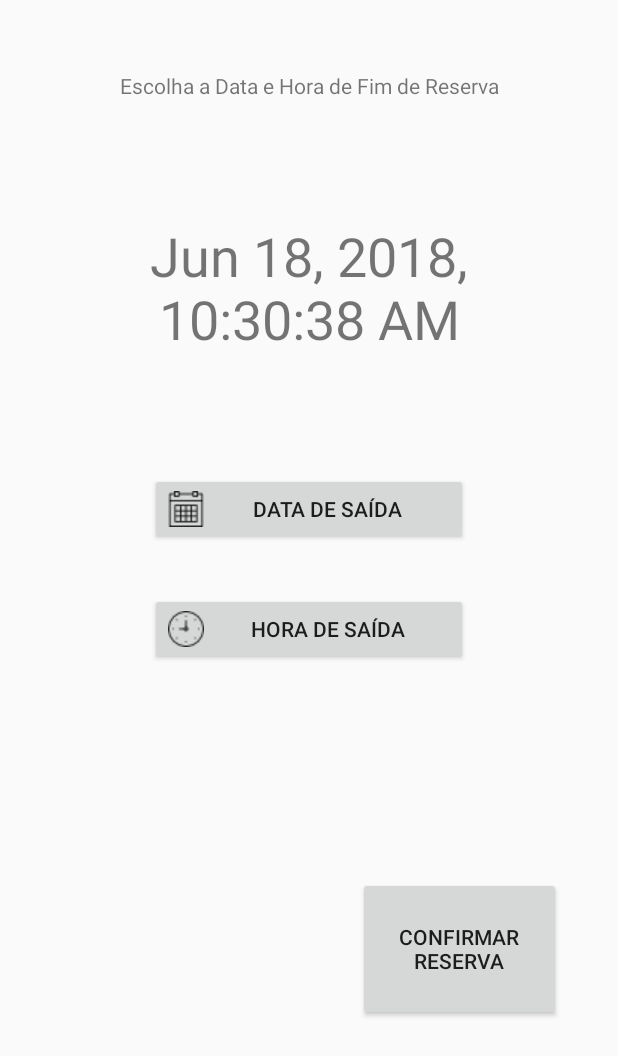
After one commit to gfteixeira/Parkify2, an Android app: the OrderDateTimeExit screen opened directly, with no data from a screen before it, on a phone screen of 412 x 824 dp. The commit adds this screen. Shown: the top 1056 px of the screen. Run offline under Robolectric (Android 15) with nearby library versions, the phone set to English and light mode, and no system bars; our stand-ins replace Room's generated code; 1 statement that could not run was skipped.

Commit message:
Order added to DB

```diff
--- a/app/src/main/AndroidManifest.xml
+++ b/app/src/main/AndroidManifest.xml
@@ -14,7 +14,7 @@
         android:label="@string/app_name"
         android:roundIcon="@mipmap/ic_launcher_round"
         android:supportsRtl="true"
-        android:theme="@style/Theme.AppCompat.Light.NoActionBar" >
+        android:theme="@style/Theme.AppCompat.Light.NoActionBar">
         <activity android:name=".MainActivity">
             <intent-filter>
                 <action android:name="android.intent.action.MAIN" />
@@ -78,6 +78,10 @@
                 android:name="android.support.PARENT_ACTIVITY"
                 android:value="com.parkify.HourBeginOrderActivity" />
         </activity>
+        <activity android:name=".OrderDateTime" />
+
+        <activity android:name=".OrderDateTimeExit" />
     </application>
 
+
 </manifest>
--- a/app/src/main/java/com/parkify/AppDatabase.java
+++ b/app/src/main/java/com/parkify/AppDatabase.java
@@ -5,12 +5,15 @@ import android.arch.persistence.room.Room;
 import android.arch.persistence.room.RoomDatabase;
 import android.content.Context;
 
-@Database(entities = {User.class}, version = 1)
+@Database(entities = {User.class, Order.class}, version = 1)
 public abstract class AppDatabase extends RoomDatabase {
 
     private static AppDatabase INSTANCE;
 
     public abstract UserDao userDao();
+
+    public abstract OrderDao orderDao();
+
 
     public static AppDatabase getAppDatabase(Context context) {
         if (INSTANCE == null) {
--- a/app/src/main/java/com/parkify/OrderDao.java
+++ b/app/src/main/java/com/parkify/OrderDao.java
@@ -25,10 +25,18 @@ public interface OrderDao {
     int countOrders();
 
     @Query("SELECT * FROM `order` where user LIKE  :userName and beginTime >= :thisHour")
-    List<Order> findNewByName(String userName, Date thisDate, Time thisHour);
+    List<Order> findNewByName(String userName, int thisHour);
+/*
+    List<Order> findNewByName(String userName, Date thisDate, int thisHour);
+*/
+
 
     @Query("SELECT * FROM `order` where user LIKE  :userName and beginTime <= :thisHour")
-    List<Order> findOldByName(String userName, Date thisDate, Time thisHour);
+    List<Order> findOldByName(String userName, int thisHour);
+/*
+    List<Order> findOldByName(String userName, Date thisDate, int thisHour);
+*/
+
 
     @Insert
     void insert(Order order);
--- /dev/null
+++ b/app/src/main/java/com/parkify/OrderDateTimeExit.java
@@ -0,0 +1,122 @@
+package com.parkify;
+
+import android.app.DatePickerDialog;
+import android.app.TimePickerDialog;
+import android.content.Intent;
+import android.support.v7.app.AppCompatActivity;
+import android.os.Bundle;
+import android.view.View;
+import android.widget.Button;
+import android.widget.DatePicker;
+import android.widget.ListView;
+import android.widget.TextView;
+import android.widget.TimePicker;
+
+import java.text.DateFormat;
+import java.util.Calendar;
+import java.util.Date;
+import java.util.GregorianCalendar;
+
+public class OrderDateTimeExit extends AppCompatActivity {
+
+    DateFormat formatDateTime = DateFormat.getDateTimeInstance();
+    Calendar dateTime = Calendar.getInstance();
+    private TextView textExit;
+    private Button btn_date_exit;
+    private Button btn_time_exit;
+    public Button btn_confirm;
+    public static AppDatabase myAppDB;
+    private Session session;
+    private int position;
+
+
+
+
+
+
+    @Override
+    protected void onCreate(Bundle savedInstanceState) {
+        super.onCreate(savedInstanceState);
+        setContentView(R.layout.activity_order_date_time_exit);
+        ListView listView = (ListView) findViewById(R.id.listOrders);
+
+
+        myAppDB = AppDatabase.getAppDatabase(getApplicationContext());
+
+        Intent intent2 = getIntent();
+
+
+        position = intent2.getExtras().getInt("position");
+
+        session = new Session(com.parkify.OrderDateTimeExit.this);
+
+
+
+        textExit = (TextView)findViewById(R.id.txt_TextDateTimeExit);
+        btn_date_exit = (Button)findViewById(R.id.btnDatePickerExit);
+        btn_time_exit = (Button)findViewById(R.id.btnTimePickerExit);
+        btn_confirm = (Button)findViewById(R.id.btnConfirm);
+
+        btn_date_exit.setOnClickListener(new View.OnClickListener() {
+            @Override
+            public void onClick(View v) {
+                updateDateExit();
+            }
+        });
+
+        btn_time_exit.setOnClickListener(new View.OnClickListener() {
+            @Override
+            public void onClick(View v) {
+                updateTimeExit();
+            }
+        });
+
+        btn_confirm.setOnClickListener(new View.OnClickListener() {
+            @Override
+            public void onClick(View v) {
+                confirmOrder();
+            }
+        });
+
+        updateTextLabel();
+    }
+
+    private void updateDateExit(){
+        new DatePickerDialog(this, d, dateTime.get(Calendar.YEAR), dateTime.get(Calendar.MONTH), dateTime.get(Calendar.DAY_OF_MONTH)).show();
+    }
+
+    private void updateTimeExit(){
+        new TimePickerDialog(this, t, dateTime.get(Calendar.HOUR_OF_DAY), dateTime.get(Calendar.MINUTE),true).show();
+    }
+
+    DatePickerDialog.OnDateSetListener d = new DatePickerDialog.OnDateSetListener() {
+        @Override
+        public void onDateSet(DatePicker view, int year, int month, int dayOfMonth) {
+            dateTime.set(Calendar.YEAR, year);
+            dateTime.set(Calendar.MONTH, month);
+            dateTime.set(Calendar.DAY_OF_MONTH, dayOfMonth);
+            updateTextLabel();
+        }
+    };
+
+    TimePickerDialog.OnTimeSetListener t = new TimePickerDialog.OnTimeSetListener() {
+        @Override
+        public void onTimeSet(TimePicker view, int hourOfDay, int minute) {
+            dateTime.set(Calendar.HOUR_OF_DAY, hourOfDay);
+            dateTime.set(Calendar.MINUTE, minute);
+            updateTextLabel();
+        }
+    };
+
+    private void updateTextLabel(){
+        textExit.setText(formatDateTime.format(dateTime.getTime()));
+    }
+
+    public void confirmOrder(){
+        Order order = new Order(session.getusename(),position, Calendar.getInstance().getTime(), GregorianCalendar.getInstance().get(Calendar.HOUR_OF_DAY), GregorianCalendar.getInstance().get(Calendar.HOUR_OF_DAY), "2");
+
+        myAppDB.orderDao().insert(order);
+        Intent intent = new Intent(this, OrdersActivity.class);
+        startActivity(intent);
+    }
+}
--- a/app/src/main/java/com/parkify/SignActivity.java
+++ b/app/src/main/java/com/parkify/SignActivity.java
@@ -443,7 +443,6 @@ public class SignActivity extends AppCompatActivity implements LoaderCallbacks<C
                 }
             }*/
 
-            // TODO: register the new account here.
             session.setusename(mEmail);
             User user = new User(mEmail,mPassword);
             myAppDB.userDao().insert(user);
--- /dev/null
+++ b/app/src/main/res/layout/activity_order_date_time_exit.xml
@@ -0,0 +1,103 @@
+<?xml version="1.0" encoding="utf-8"?>
+<android.support.constraint.ConstraintLayout xmlns:android="http://schemas.android.com/apk/res/android"
+    xmlns:app="http://schemas.android.com/apk/res-auto"
+    xmlns:tools="http://schemas.android.com/tools"
+    android:layout_width="match_parent"
+    android:layout_height="match_parent"
+    tools:context=".OrderDateTime">
+
+    <Button
+        android:id="@+id/btnDatePickerExit"
+        android:layout_width="fill_parent"
+        android:layout_height="wrap_content"
+        android:layout_marginBottom="8dp"
+        android:layout_marginEnd="100dp"
+        android:layout_marginLeft="100dp"
+        android:layout_marginRight="100dp"
+        android:layout_marginStart="100dp"
+        android:layout_marginTop="50dp"
+        android:drawableLeft="@drawable/calendar"
+        android:text="Data de Saída"
+        app:layout_constraintBottom_toBottomOf="parent"
+        app:layout_constraintEnd_toEndOf="parent"
+        app:layout_constraintHorizontal_bias="0.0"
+        app:layout_constraintStart_toStartOf="parent"
+        app:layout_constraintTop_toTopOf="parent"
+        app:layout_constraintVertical_bias="0.37" />
+
+    <Button
+        android:id="@+id/btnTimePickerExit"
+        android:layout_width="fill_parent"
+        android:layout_height="wrap_content"
+        android:layout_marginBottom="8dp"
+        android:layout_marginEnd="100dp"
+        android:layout_marginLeft="100dp"
+        android:layout_marginRight="100dp"
+        android:layout_marginStart="100dp"
+        android:layout_marginTop="5dp"
+        android:drawableLeft="@drawable/clock"
+        android:text="HORA DE Saída"
+        app:layout_constraintBottom_toBottomOf="parent"
+        app:layout_constraintEnd_toEndOf="parent"
+        app:layout_constraintHorizontal_bias="0.0"
+        app:layout_constraintStart_toStartOf="parent"
+        app:layout_constraintTop_toBottomOf="@+id/btnDatePickerExit"
+        app:layout_constraintVertical_bias="0.067" />
+
+    <TextView
+        android:id="@+id/txt_TextDateTimeExit"
+        android:layout_width="fill_parent"
+        android:layout_height="wrap_content"
+        android:layout_marginBottom="8dp"
+        android:layout_marginEnd="8dp"
+        android:layout_marginLeft="8dp"
+        android:layout_marginRight="8dp"
+        android:layout_marginStart="8dp"
+        android:layout_marginTop="8dp"
+        android:text="TextView"
+        android:textAlignment="center"
+        android:textSize="36sp"
+        app:layout_constraintBottom_toTopOf="@+id/btnDatePickerExit"
+        app:layout_constraintEnd_toEndOf="parent"
+        app:layout_constraintHorizontal_bias="0.0"
+        app:layout_constraintStart_toStartOf="parent"
+        app:layout_constraintTop_toTopOf="parent"
+        app:layout_constraintVertical_bias="0.661" />
+
+    <TextView
+        android:id="@+id/txtDateTimeFinish"
+        android:layout_width="wrap_content"
+        android:layout_height="wrap_content"
+        android:layout_marginBottom="8dp"
+        android:layout_marginEnd="8dp"
+        android:layout_marginLeft="8dp"
+        android:layout_marginRight="8dp"
+        android:layout_marginStart="8dp"
+        android:layout_marginTop="8dp"
+        android:text="Escolha a Data e Hora de Fim de Reserva"
+        app:layout_constraintBottom_toTopOf="@+id/txt_TextDateTimeExit"
+        app:layout_constraintEnd_toEndOf="parent"
+        app:layout_constraintHorizontal_bias="0.504"
+        app:layout_constraintStart_toStartOf="parent"
+        app:layout_constraintTop_toTopOf="parent"
+        app:layout_constraintVertical_bias="0.357" />
+
+    <Button
+        android:id="@+id/btnConfirm"
+        android:layout_width="135dp"
+        android:layout_height="96dp"
+        android:layout_marginBottom="8dp"
+        android:layout_marginEnd="8dp"
+        android:layout_marginLeft="8dp"
+        android:layout_marginRight="8dp"
+        android:layout_marginStart="8dp"
+        android:layout_marginTop="8dp"
+        android:text="Confirmar Reserva"
+        app:layout_constraintBottom_toBottomOf="parent"
+        app:layout_constraintEnd_toEndOf="parent"
+        app:layout_constraintHorizontal_bias="0.885"
+        app:layout_constraintStart_toStartOf="parent"
+        app:layout_constraintTop_toBottomOf="@+id/btnTimePickerExit"
+        app:layout_constraintVertical_bias="0.497" />
+
+</android.support.constraint.ConstraintLayout>
```
Also changed, not shown: app/src/main/java/com/parkify/Order.java (+19 -15 lines), app/src/main/java/com/parkify/OrderActivity.java (+8 -6 lines), app/src/main/java/com/parkify/OrderDateTime.java (added, +104 -0 lines), app/src/main/java/com/parkify/OrdersActivity.java (+33 -2 lines), app/src/main/res/layout/activity_order_date_time.xml (added, +103 -0 lines), app/src/main/res/layout/activity_orders.xml (+27 -9 lines), app/src/main/res/drawable/calendar.png (added), app/src/main/res/drawable/clock.png (added), 1 other file.
